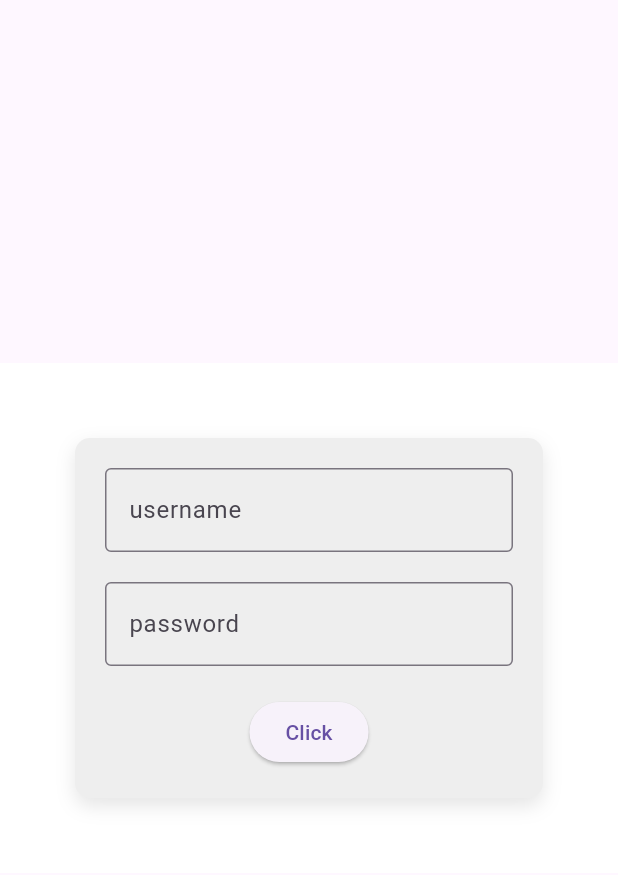
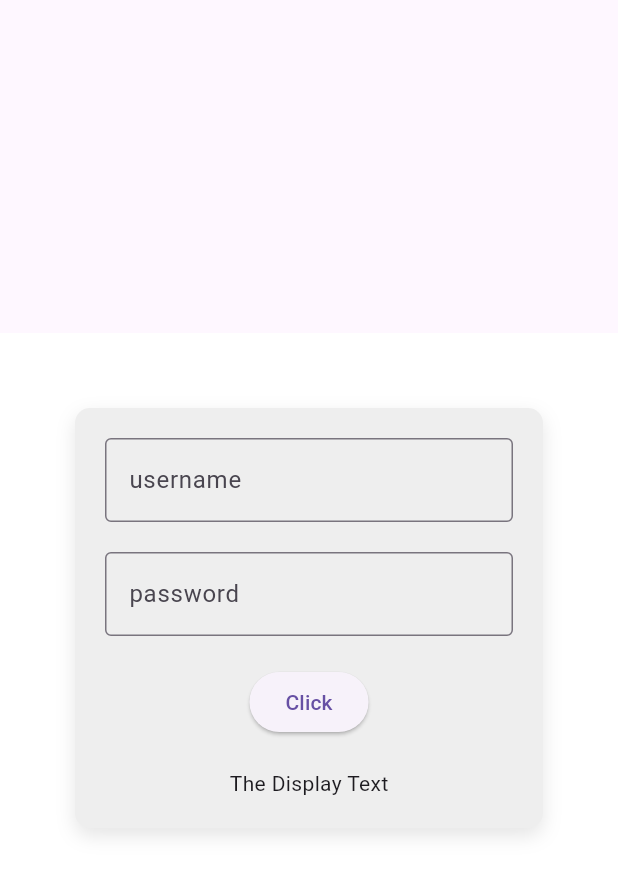
Before and after one commit to mithunprem99/loginFormUI, a Flutter app: the screen it shows after launch, on a phone screen of 412 x 824 dp. Shown: the top 875 px of the screen. Run offline on Flutter 3.47's test engine with Material 3 defaults, Android fonts, the light colour scheme and no system bars.

Commit message:
Added text to be readfrom the text field and displys

```diff
--- a/lib/Loginpage.dart
+++ b/lib/Loginpage.dart
@@ -1,7 +1,16 @@
 import 'package:flutter/material.dart';
+import 'package:flutter/widgets.dart';
 
-class Loginpage extends StatelessWidget {
+class Loginpage extends StatefulWidget {
   const Loginpage({super.key});
+
+  @override
+  State<Loginpage> createState() => _LoginpageState();
+}
+
+class _LoginpageState extends State<Loginpage> {
+  final _userNameController = TextEditingController();
+  String _displayText = "The Display Text";
 
   @override
   Widget build(BuildContext context) {
@@ -9,6 +18,7 @@ class Loginpage extends StatelessWidget {
       // backgroundColor: Colors.amberAccent,
       body: SafeArea(
         child: Center(
+            child: SingleChildScrollView(
           child: Container(
             color: Colors.white,
             padding: const EdgeInsets.all(50),
@@ -30,6 +40,7 @@ class Loginpage extends StatelessWidget {
                 mainAxisSize: MainAxisSize.min,
                 children: [
                   TextField(
+                    controller: _userNameController,
                     decoration: InputDecoration(
                       border: OutlineInputBorder(),
                       hintText: 'username',
@@ -46,14 +57,20 @@ class Loginpage extends StatelessWidget {
                   ),
                   SizedBox(height: 20), // Add padding of 20 pixels here
                   ElevatedButton(
-                    onPressed: () {},
+                    onPressed: () {
+                      setState(() {
+                        _displayText = _userNameController.text;
+                      });
+                    },
                     child: Text('Click'),
                   ),
+                  SizedBox(height: 20), // Add padding of 20 pixels here
+                  Text(_displayText),
                 ],
               ),
             ),
           ),
-        ),
+        )),
       ),
     );
   }
```
